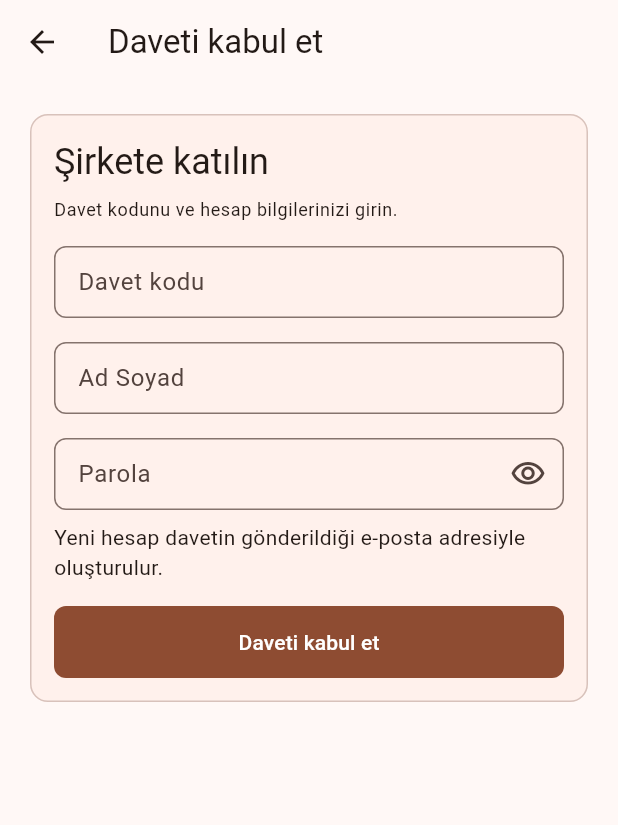
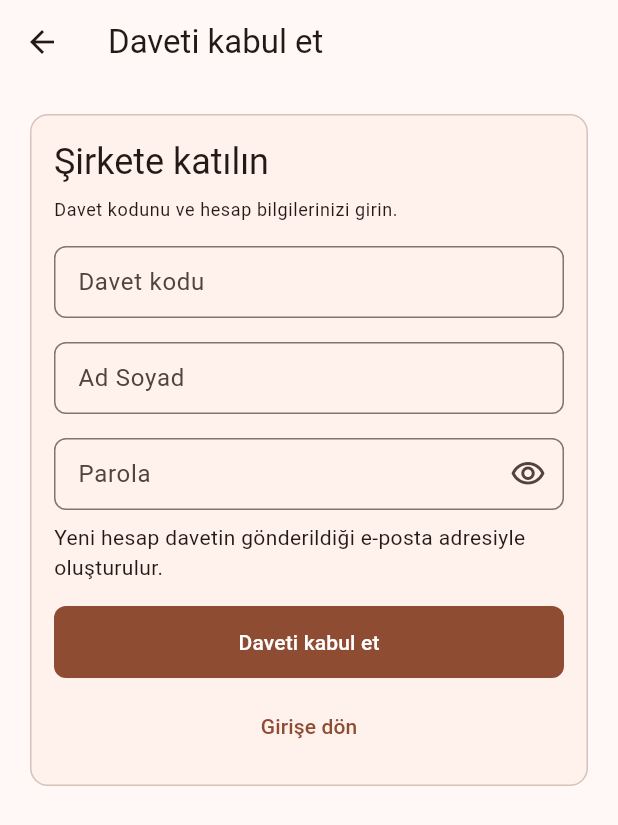
Before and after one commit to mamigh23/Flowtiger, a Flutter app: the AcceptInvitationScreen screen opened directly, on a phone screen of 412 x 824 dp. Shown: the top 825 px of the screen. Run offline on Flutter 3.47's test engine with Material 3 defaults, Android fonts, the light colour scheme and no system bars; our stand-ins replace flutter_riverpod, flutter_secure_storage; accounts and stored records are empty.

Commit message:
feat(mobile): add invitation accept navigation

```diff
--- a/mobil/lib/features/invitations/accept_invitation_screen.dart
+++ b/mobil/lib/features/invitations/accept_invitation_screen.dart
@@ -232,6 +232,13 @@ class _AcceptInvitationScreenState
                           )
                         : const Text('Daveti kabul et'),
                   ),
+                  const SizedBox(height: FtTokens.space2),
+                  TextButton(
+                    onPressed: _submitting
+                        ? null
+                        : () => Navigator.of(context).pop(),
+                    child: const Text('Girişe dön'),
+                  ),
                   if (authenticated) ...[
                     const SizedBox(height: FtTokens.space2),
                     TextButton(
```
